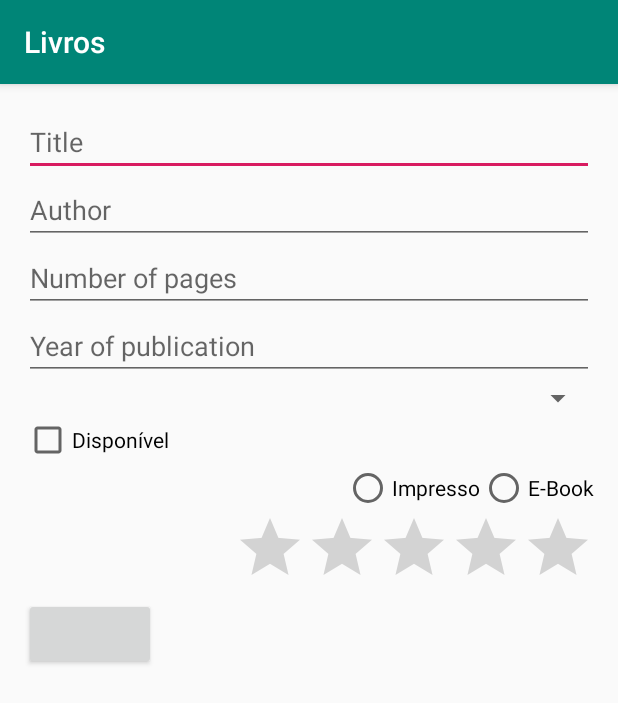
After one commit to JakeWalkerMiranda/Data-Binding-Firebase, an Android app: the BookFormActivity screen opened directly, with no data from a screen before it, on a phone screen of 412 x 824 dp. The commit adds this screen. Shown: the top 703 px of the screen. Run offline under Robolectric (Android 15) with nearby library versions, the phone set to English and light mode, and no system bars; our stand-ins replace data binding; libraries missing offline, so code that uses them is left out: org.parceler; 1 statement that could not run was skipped.

Commit message:
Two way data binding

```diff
--- a/app/build.gradle
+++ b/app/build.gradle
@@ -5,6 +5,7 @@ apply plugin: 'kotlin-android'
 apply plugin: 'kotlin-android-extensions'
 
 apply plugin: 'kotlin-kapt'
+
 
 android {
     compileSdkVersion 28
@@ -24,6 +25,10 @@ android {
     }
     dataBinding {
         enabled true
+    }
+
+    kapt {
+        generateStubs = true
     }
 }
 
--- a/app/src/main/AndroidManifest.xml
+++ b/app/src/main/AndroidManifest.xml
@@ -11,7 +11,8 @@
         android:roundIcon="@mipmap/ic_launcher_round"
         android:supportsRtl="true"
         android:theme="@style/AppTheme">
-        <activity android:name=".BookDetailsActivity"></activity>
+        <activity android:name=".BookFormActivity"></activity>
+        <activity android:name=".BookDetailsActivity" />
         <activity android:name=".BooksListActivity">
             <intent-filter>
                 <action android:name="android.intent.action.MAIN" />
--- /dev/null
+++ b/app/src/main/java/br/com/jwm/livros/BookFormActivity.kt
@@ -0,0 +1,108 @@
+package br.com.jwm.livros
+
+import android.content.Context
+import android.content.Intent
+import androidx.appcompat.app.AppCompatActivity
+import android.os.Bundle
+import android.os.PersistableBundle
+import android.view.View
+import android.widget.CompoundButton
+import android.widget.ImageView
+import android.widget.Toast
+import androidx.databinding.DataBindingUtil
+import br.com.jwm.livros.databinding.ActivityBookFormBinding
+import br.com.jwm.livros.model.Book
+import br.com.jwm.livros.model.MediaType
+import br.com.jwm.livros.model.Publisher
+import org.parceler.Parcels
+
+class BookFormActivity : AppCompatActivity() {
+
+    /*Referenciamento do arquivo de layout e a realização do Binding pela classe
+    gerada ActivityBookFormBinding, sua inicialização é "preguiçosa" devido ao
+    lazy.*/
+
+    private val binding: ActivityBookFormBinding by lazy {
+        DataBindingUtil.setContentView<ActivityBookFormBinding>(
+            this, R.layout.activity_book_form
+        )
+    }
+
+    override fun onCreate(savedInstanceState: Bundle?) {
+        super.onCreate(savedInstanceState)
+
+        /* O objeto é desembrulhado(unwrap). O objeto (Book) será passado via
+        Intent (if) ou pela instancia (else), se possuir. */
+
+        binding.content.book = if (savedInstanceState == null) {
+            Parcels.unwrap<Book>(intent.getParcelableExtra(EXTRA_BOOK)) ?: Book()
+        } else {
+            Parcels.unwrap<Book>(savedInstanceState.getParcelable(EXTRA_BOOK))
+        }
+
+        //Manualmente é feito um binding com a lista de publicações
+
+        binding.content.publishers = listOf(
+            Publisher("1", "Novatec"),
+            Publisher("2", "Outra")
+        )
+
+        /* Note que está sendo utilizado binding.content, pois no arquivo de
+        layout res/layout/activity_book_form.xml está sendo feito um <include>
+        com o id content para o arquivo res/layout/book_form_content.xml.*/
+
+        binding.content.view = this
+    }
+
+    //Guardando o estado do objeto instanciado
+
+    override fun onSaveInstanceState(outState: Bundle) {
+        super.onSaveInstanceState(outState)
+        outState.putParcelable(EXTRA_BOOK, Parcels.wrap(binding.content.book))
+    }
+
+    /* Metodo do arquivo de layout (RadioGroup) para fazer o binding de acordo
+    com a opção do RadioButtom */
+
+    fun onMediaTypeChanged(buttonView: CompoundButton, isChecked: Boolean){
+       if (isChecked) {
+           if (buttonView == binding.content.rbMediaEbook) {
+               binding.content.book?.mediaType = MediaType.EBOOK
+           } else if (buttonView == binding.content.rbMediaPaper) {
+               binding.content.book?.mediaType = MediaType.PAPER
+           }
+       }
+    }
+
+    /* Metodo do arquivo de layout (Button) para recuperar os dados passados e
+    exibir atravez de um Toast */
+
+    fun clickSaveBook(view: View){
+        val book = binding.content.book
+        if (book != null) {
+            val s = "${book.title}\n" +
+                    "${book.author}\n" +
+                    "${book.publisher?.name}\n" +
+                    "${book.pages}\n" +
+                    "${book.year}\n" +
+                    "${book.available}\n" +
+                    "${book.rating}\n" +
+                    "${book.mediaType}"
+            Toast.makeText(this,s, Toast.LENGTH_SHORT).show()
+        }
+    }
+
+    //Método padrão de intent, com o detalhe do embrulho(wrap) do objeto book.
+
+    companion object {
+        private const val EXTRA_BOOK = "book"
+
+        fun start(context: Context, book: Book){
+            context.startActivity(
+                Intent(context, BookFormActivity::class.java).apply{
+                    putExtra(EXTRA_BOOK, Parcels.wrap(book))
+                }
+            )
+        }
+    }
+}
--- /dev/null
+++ b/app/src/main/res/layout/activity_book_form.xml
@@ -0,0 +1,15 @@
+<layout xmlns:android="http://schemas.android.com/apk/res/android">
+    <ScrollView
+        android:id="@+id/scrollView"
+        android:layout_width="match_parent"
+        android:layout_height="match_parent">
+
+        <include
+            android:id="@+id/content"
+            layout="@layout/book_form_content"/>
+    </ScrollView>
+</layout>
+
+<!--Esse arquivo de layout possui apenas uma ScrollView que possui internamente
+um <include> referenciando o arquivo de layout que possui realmente o conteúdo da
+tela.-->
--- /dev/null
+++ b/app/src/main/res/layout/book_form_content.xml
@@ -0,0 +1,146 @@
+<layout xmlns:android="http://schemas.android.com/apk/res/android"
+    xmlns:app="http://schemas.android.com/apk/res-auto">
+
+    <!--Importação das classes modelo e referenciamento-->
+    <data>
+        <import type="java.util.List"/>
+        <import type="br.com.jwm.livros.model.MediaType"/>
+
+        <!--São declaradas três variáveis: book é objeto que representa o livro;
+         a view é o objeto que tratará os eventos que esse arquivo de layout
+         disparará, e que nesse exemplo é a própria activity (use o nome que
+         preferir); e publishers é a lista de editoras que será exibida no Spinner.-->
+
+        <variable
+            name="book"
+            type="br.com.jwm.livros.model.Book"/>
+        <variable
+            name="view"
+            type="br.com.jwm.livros.BookFormActivity" />
+        <variable
+            name="publishers"
+            type="java.util.List&lt;br.com.jwm.livros.model.Publisher&gt;"/>
+
+        <!--Perceba que essa última propriedade está utilizando &lt; e &gt; que
+        representam respectivamente < e >.-->
+
+    </data>
+
+    <LinearLayout
+        android:layout_width="match_parent"
+        android:layout_height="match_parent"
+        android:orientation="vertical"
+        android:padding="16dp">
+
+        <!--A expressão @={}, (ao invez de @{}), indica um two way data binding
+         com a propriedade title do objeto book. Ou seja, quando o valor for
+         modificado na UI, o objeto será atualizado e vice-versa. O mesmo vale
+         para o restante do arquivo de layout.-->
+
+        <EditText
+            android:id="@+id/edtTitle"
+            android:layout_width="match_parent"
+            android:layout_height="wrap_content"
+            android:hint="@string/text_book_title"
+            android:imeOptions="actionNext"
+            android:inputType="textCapWords"
+            android:text="@={book.title}"/>
+
+        <EditText
+            android:id="@+id/edtAuthor"
+            android:layout_width="match_parent"
+            android:layout_height="wrap_content"
+            android:hint="@string/text_book_author"
+            android:imeOptions="actionNext"
+            android:inputType="textCapWords"
+            android:text="@={book.author}"/>
+
+        <EditText
+            android:id="@+id/edtPages"
+            android:layout_width="match_parent"
+            android:layout_height="wrap_content"
+            android:hint="@string/text_book_pages"
+            android:imeOptions="actionNext"
+            android:inputType="number"
+            android:text="@={book.pages}"/>
+
+        <EditText
+            android:id="@+id/edtYear"
+            android:layout_width="match_parent"
+            android:layout_height="wrap_content"
+            android:hint="@string/text_book_year"
+            android:imeOptions="actionDone"
+            android:inputType="number"
+            android:text="@={book.year}"/>
+
+        <!--A propriedade android:entries está sendo utilizada para definir os
+         itens que serão exibidos na lista, que nesse exemplo é a propriedade
+         publishers definida no início do arquivo. Na propriedade
+         android:onItemSelected instrução lambda está sendo usada para definir
+         o evento que será chamado ao selecionar um item da lista. Nesse exemplo
+         está sendo invocado o método setPublisher(Publisher) do objeto book.-->
+
+        <Spinner
+            android:id="@+id/spnPublisher"
+            android:layout_width="match_parent"
+            android:layout_height="wrap_content"
+            android:entries="@{publishers}"
+            android:onItemSelected="@{(p, v, pos, id)->book.setPublisher(publishers[pos])}"
+            android:selection="@{publishers.indexOf(book.publisher)}"/>
+
+        <CheckBox
+            android:id="@+id/chkAvailable"
+            android:layout_width="wrap_content"
+            android:layout_height="wrap_content"
+            android:checked="@={book.available}"
+            android:text="@string/text_book_available"/>
+
+        <RadioGroup
+            android:id="@+id/rgMediaType"
+            android:layout_width="wrap_content"
+            android:layout_height="wrap_content"
+            android:layout_gravity="end"
+            android:orientation="horizontal">
+
+            <RadioButton
+                android:id="@+id/rbMediaPaper"
+                android:layout_width="wrap_content"
+                android:layout_height="wrap_content"
+                android:checked="@{book.mediaType == MediaType.PAPER}"
+                android:onCheckedChanged="@{view::onMediaTypeChanged}"
+                android:text="@string/text_book_media_paper"/>
+
+            <RadioButton
+                android:id="@+id/rbMediaEbook"
+                android:layout_width="wrap_content"
+                android:layout_height="wrap_content"
+                android:checked="@{book.mediaType == MediaType.EBOOK}"
+                android:onCheckedChanged="@{view::onMediaTypeChanged}"
+                android:text="@string/text_book_media_ebook"/>
+
+        </RadioGroup>
+
+        <RatingBar
+            android:id="@+id/rtbRating"
+            android:layout_width="wrap_content"
+            android:layout_height="wrap_content"
+            android:layout_gravity="end"
+            android:progressTint="@color/colorAccent"
+            android:rating="@={book.rating}"/>
+
+        <Button
+            android:id="@+id/btnSave"
+            android:layout_width="wrap_content"
+            android:layout_height="wrap_content"
+            android:onClick="@{view::clickSaveBook}"/>
+
+        <ProgressBar
+            android:id="@+id/progressBar"
+            style="?android:attr/progressBarStyleSmall"
+            android:layout_width="wrap_content"
+            android:layout_height="wrap_content"
+            android:visibility="gone"/>
+
+    </LinearLayout>
+
+</layout>
--- a/app/src/main/res/values/strings.xml
+++ b/app/src/main/res/values/strings.xml
@@ -6,4 +6,9 @@
     <string name="text_book_unavailable">Indisponível</string>
     <string name="text_book_media_paper">Impresso</string>
     <string name="text_book_media_ebook">E-Book</string>
+    <string name="text_book_title">Title</string>
+    <string name="text_book_author">Author</string>
+    <string name="text_book_pages">Number of pages</string>
+    <string name="text_book_year">Year of publication</string>
+    <string name="button_save">Save</string>
 </resources>
```
Also changed, not shown: app/src/main/java/br/com/jwm/livros/BooksListActivity.kt (+13 -13 lines), app/src/main/java/br/com/jwm/livros/model/Book.kt (+82 -12 lines).
